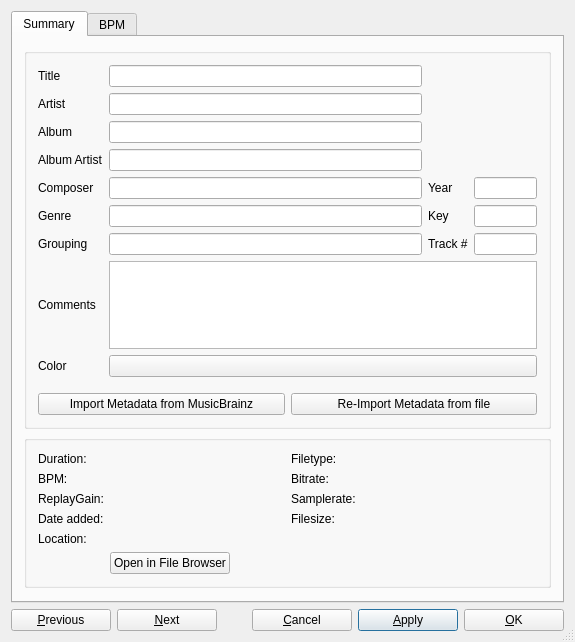
mixxxdj/mixxx, file src/library/dlgtrackinfo.ui: the form before one commit.
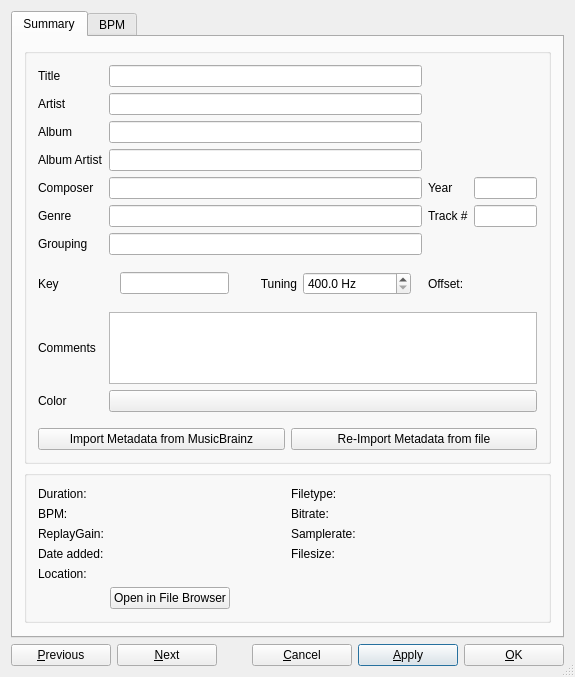
The form after the commit.

Commit message:
DlgTrackInfo: add editable tuning field
Add a QDoubleSpinBox for entering the A4 tuning frequency (Hz)
and a read-only label showing the offset from standard A440
tuning in cents to the Track Editor Summary tab.

The user can enter a tuning value in Hz (400-480 Hz range) and
the cents offset is computed and displayed automatically. The
tuning is stored in the Keys object alongside the key data and
persisted via the existing tuning_frequency_hz database column.

Complements the tuning detection in PR #15817.

The edit to the form file:
```diff
--- a/src/library/dlgtrackinfo.ui
+++ b/src/library/dlgtrackinfo.ui
@@ -303,9 +303,9 @@
           </item>
 
           <item row="5" column="2">
-           <widget class="QLabel" name="lblKey">
+           <widget class="QLabel" name="lblTrackNumber">
             <property name="text">
-             <string>Key</string>
+             <string>Track #</string>
             </property>
             <property name="alignment">
              <set>Qt::AlignLeading|Qt::AlignLeft|Qt::AlignVCenter</set>
@@ -313,7 +313,7 @@
            </widget>
           </item>
           <item row="5" column="3">
-           <widget class="QLineEdit" name="txtKey">
+           <widget class="QLineEdit" name="txtTrackNumber">
             <property name="sizePolicy">
              <sizepolicy hsizetype="Expanding" vsizetype="Fixed">
               <horstretch>0</horstretch>
@@ -356,34 +356,125 @@
            </widget>
           </item>
 
-          <item row="6" column="2">
-           <widget class="QLabel" name="lblTrackNumber">
-            <property name="text">
-             <string>Track #</string>
-            </property>
-            <property name="alignment">
-             <set>Qt::AlignLeading|Qt::AlignLeft|Qt::AlignVCenter</set>
-            </property>
-           </widget>
-          </item>
-          <item row="6" column="3">
-           <widget class="QLineEdit" name="txtTrackNumber">
-            <property name="sizePolicy">
-             <sizepolicy hsizetype="Expanding" vsizetype="Fixed">
-              <horstretch>0</horstretch>
-              <verstretch>0</verstretch>
-             </sizepolicy>
-            </property>
-            <property name="minimumSize">
-             <size>
-              <width>0</width>
-              <height>0</height>
-             </size>
-            </property>
-           </widget>
-          </item>
-
           <item row="7" column="0">
+           <widget class="QLabel" name="lblKey">
+            <property name="text">
+             <string>Key</string>
+            </property>
+            <property name="alignment">
+             <set>Qt::AlignLeading|Qt::AlignLeft|Qt::AlignVCenter</set>
+            </property>
+           </widget>
+          </item>
+          <item row="7" column="1">
+           <widget class="QWidget">
+            <layout class="QHBoxLayout" name="key_layout">
+
+             <item>
+              <widget class="QLineEdit" name="txtKey">
+               <property name="sizePolicy">
+                <sizepolicy hsizetype="Preferred" vsizetype="Fixed">
+                 <horstretch>1</horstretch>
+                 <verstretch>0</verstretch>
+                </sizepolicy>
+               </property>
+              </widget>
+             </item>
+             <item>
+              <spacer name="keyTuningSpacerItem">
+               <property name="orientation">
+                <enum>Qt::Horizontal</enum>
+               </property>
+               <property name="sizeType">
+                <enum>QSizePolicy::Fixed</enum>
+               </property>
+               <property name="sizeHint" stdset="0">
+                <size>
+                 <width>25</width>
+                 <height>0</height>
+                </size>
+               </property>
+              </spacer>
+             </item>
+             <item>
+              <widget class="QLabel" name="lblTuning">
+               <property name="text">
+                <string>Tuning</string>
+               </property>
+               <property name="alignment">
+                <set>Qt::AlignRight|Qt::AlignVCenter</set>
+               </property>
+              </widget>
+             </item>
+
+             <item>
+              <widget class="QDoubleSpinBox" name="spinTuning">
+               <property name="sizePolicy">
+                <sizepolicy hsizetype="Preferred" vsizetype="Fixed">
+                 <horstretch>1</horstretch>
+                 <verstretch>0</verstretch>
+                </sizepolicy>
+               </property>
+               <property name="toolTip">
+                <string>A4 tuning frequency in Hz. Standard tuning is 440 Hz.</string>
+               </property>
+               <property name="suffix">
+                <string> Hz</string>
+               </property>
+               <property name="decimals">
+                <number>1</number>
+               </property>
+               <property name="minimum">
+                <double>400.000000000000000</double>
+               </property>
+               <property name="maximum">
+                <double>480.000000000000000</double>
+               </property>
+               <property name="singleStep">
+                <double>0.100000000000000</double>
+               </property>
+               <property name="value">
+                <double>400.000000000000000</double>
+               </property>
+               <property name="specialValueText">
+                <string/>
+               </property>
+              </widget>
+             </item>
+
+            </layout>
+           </widget>
+          </item>
+
+          <item row="7" column="2">
+           <widget class="QLabel" name="lblTuningCents">
+            <property name="text">
+             <string>Offset:</string>
+            </property>
+            <property name="alignment">
+             <set>Qt::AlignLeading|Qt::AlignLeft|Qt::AlignVCenter</set>
+            </property>
+           </widget>
+          </item>
+          <item row="7" column="3">
+           <widget class="QLabel" name="txtTuningCents">
+            <property name="font">
+             <font>
+              <weight>75</weight>
+              <bold>true</bold>
+             </font>
+            </property>
+            <property name="text">
+             <string/>
+            </property>
+            <property name="toolTip">
+             <string>Offset from A440 standard tuning in cents.</string>
+            </property>
+           </widget>
+          </item>
+
+
+          <item row="8" column="0">
            <widget class="QLabel" name="lblTrackComment">
             <property name="text">
              <string>Comments</string>
@@ -393,7 +484,7 @@
             </property>
            </widget>
           </item>
-          <item row="7" column="1" colspan="3">
+          <item row="8" column="1" colspan="3">
            <widget class="QPlainTextEdit" name="txtComment">
             <property name="tabChangesFocus">
              <bool>true</bool>
@@ -401,7 +492,7 @@
            </widget>
           </item>
 
-          <item row="8" column="0">
+          <item row="9" column="0">
            <widget class="QLabel" name="lblTrackColor">
             <property name="text">
              <string>Color</string>
@@ -411,7 +502,7 @@
             </property>
            </widget>
           </item>
-          <item row="8" column="1" colspan="3">
+          <item row="9" column="1" colspan="3">
            <widget class="QPushButton" name="btnColorPicker">
             <property name="sizePolicy">
              <sizepolicy hsizetype="MinimumExpanding" vsizetype="MinimumExpanding">
@@ -421,7 +512,8 @@
             </property>
            </widget>
           </item>
-          <item row="9" column="0">
+
+          <item row="10" column="0">
            <spacer name="horizontalSpacer_5">
             <property name="orientation">
              <enum>Qt::Horizontal</enum>
@@ -434,7 +526,8 @@
             </property>
            </spacer>
           </item>
-          <item row="10" column="0" colspan="4">
+
+          <item row="11" column="0" colspan="4">
            <layout class="QHBoxLayout" name="meatdata_buttons_layout">
             <item>
              <widget class="QPushButton" name="btnImportMetadataFromMusicBrainz">
```
Left out of the diff: 7 changed lines with no effect on the pictures. The commit also changes 2 other files.
